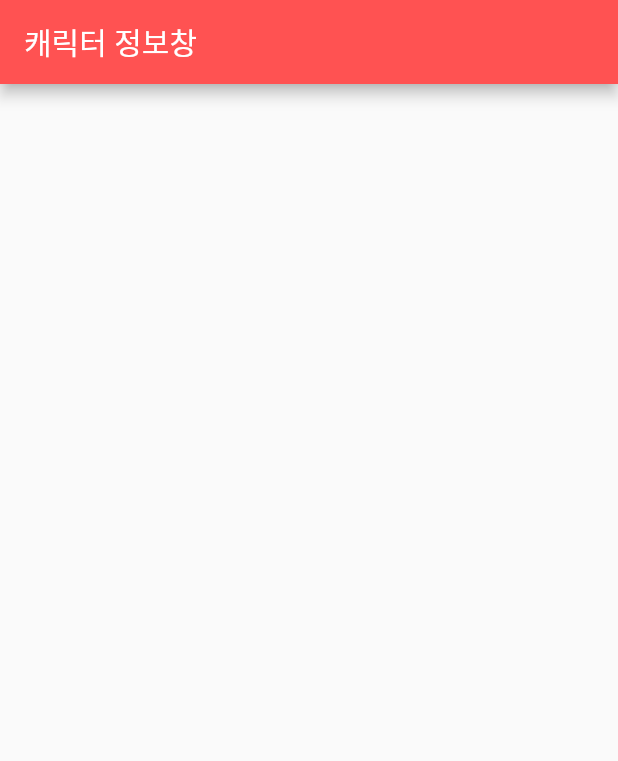
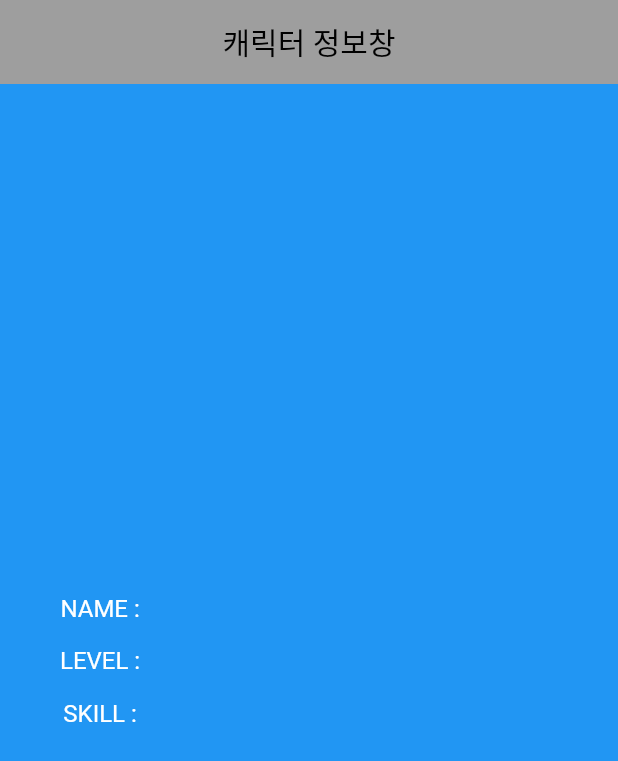
Before and after one commit to blueheart753/Character_StuApp, a Flutter app: the screen it shows after launch, on a phone screen of 412 x 824 dp. Shown: the top 761 px of the screen. Run offline on Flutter 3.47's test engine with Material 2 defaults, Android fonts, the phone set to English and light mode, and no system bars.

Commit message:
TextBar AppBar Colors

```diff
--- a/lib/main.dart
+++ b/lib/main.dart
@@ -12,7 +12,7 @@ class CharacterCard extends StatelessWidget {
       theme: ThemeData(
         primarySwatch: Colors.blue
       ),
-      home: MainHome(),
+      home: MainHome (),
     );
   }
 }
@@ -23,9 +23,43 @@ class MainHome extends StatelessWidget {
   @override
   Widget build(BuildContext context) {
     return Scaffold(
+      backgroundColor: Colors.blue[500],
       appBar: AppBar(
-        title: Text('캐릭터 정보창'),
-        backgroundColor: Colors.redAccent,
+        title: Text('캐릭터 정보창',
+        style: TextStyle(
+          color: Colors.black
+        ),
+        ),
+        backgroundColor: Colors.grey[500],
+        centerTitle: true,
+        elevation: 0.0,
+      ),
+      body: Padding(
+        padding: EdgeInsets.fromLTRB(40, 340, 0, 0),
+        child: Column(
+          children: const <Widget>[
+            Text('NAME : ',
+            style: TextStyle(
+              fontSize: 16,
+              color: Colors.white,
+            ),
+            ),
+            Text(''),
+            Text('LEVEL : ',
+            style: TextStyle(
+              fontSize: 16,
+              color:Colors.white,
+            ),
+            ),
+            Text(''),
+            Text('SKILL : ',
+            style: TextStyle(
+              fontSize: 16,
+              color: Colors.white,
+            ),
+            )
+          ],
+        ),
       ),
     );
   }
```
